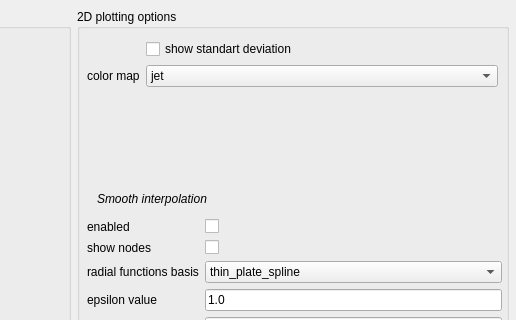
First picture: the form in HAL/gui/ui/plotting_options.ui, repository adareau/HAL, before the edit; both pictures show x 371 to 887 and y 0 to 320 of the 887 by 437 pixel window.
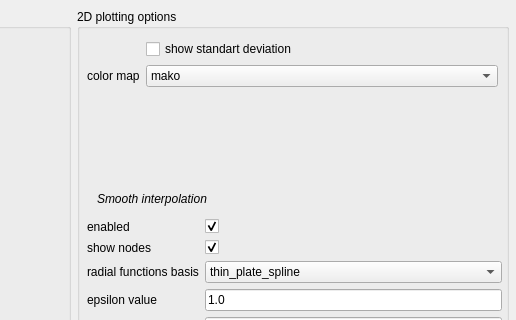
Second picture: the form after the edit.

Diff of the .ui file:
```diff
--- a/HAL/gui/ui/plotting_options.ui
+++ b/HAL/gui/ui/plotting_options.ui
@@ -65,11 +65,6 @@
            <property name="editable">
             <bool>false</bool>
            </property>
-           <item>
-            <property name="text">
-             <string>jet</string>
-            </property>
-           </item>
            <item>
             <property name="text">
              <string>mako</string>
@@ -302,7 +297,11 @@
           </widget>
          </item>
          <item row="0" column="1">
-          <widget class="QCheckBox" name="interpolationEnabledCheckBox"/>
+          <widget class="QCheckBox" name="interpolationEnabledCheckBox">
+           <property name="checked">
+            <bool>true</bool>
+           </property>
+          </widget>
          </item>
          <item row="1" column="0">
           <widget class="QLabel" name="showNodesLabel">
@@ -312,7 +311,11 @@
           </widget>
          </item>
          <item row="1" column="1">
-          <widget class="QCheckBox" name="showNodesCheckBox"/>
+          <widget class="QCheckBox" name="showNodesCheckBox">
+           <property name="checked">
+            <bool>true</bool>
+           </property>
+          </widget>
          </item>
          <item row="2" column="0">
           <widget class="QLabel" name="radialFunctionsBasisLabel">
```
Left out of the diff: 5 changed lines with no effect on the pictures.
